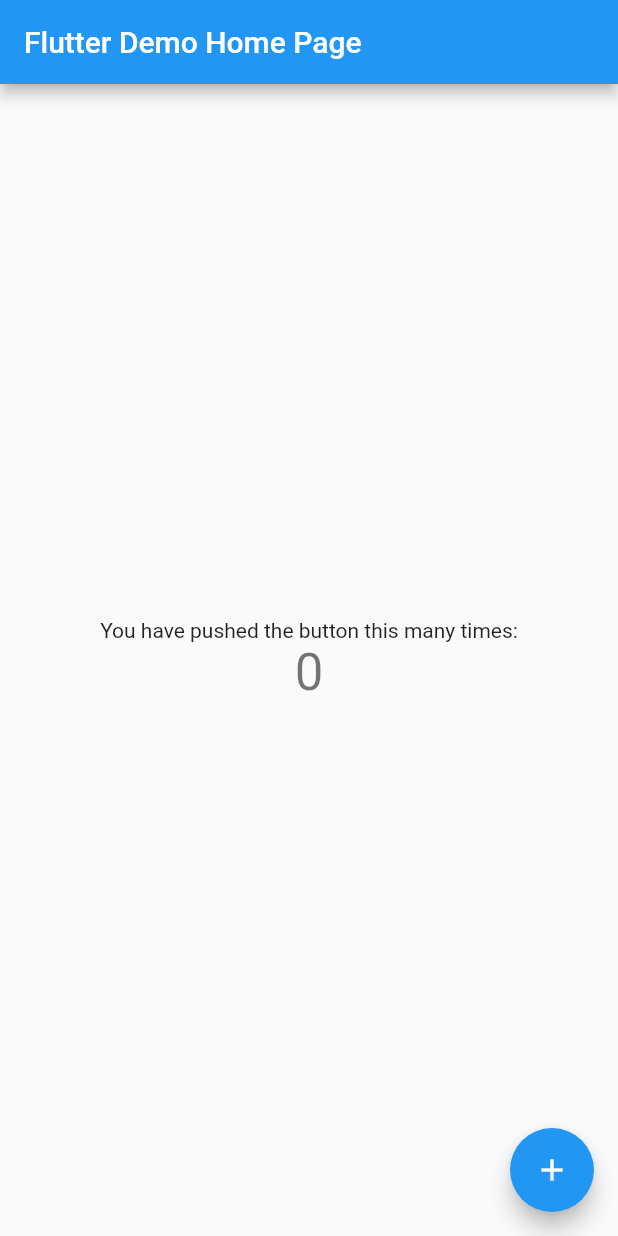
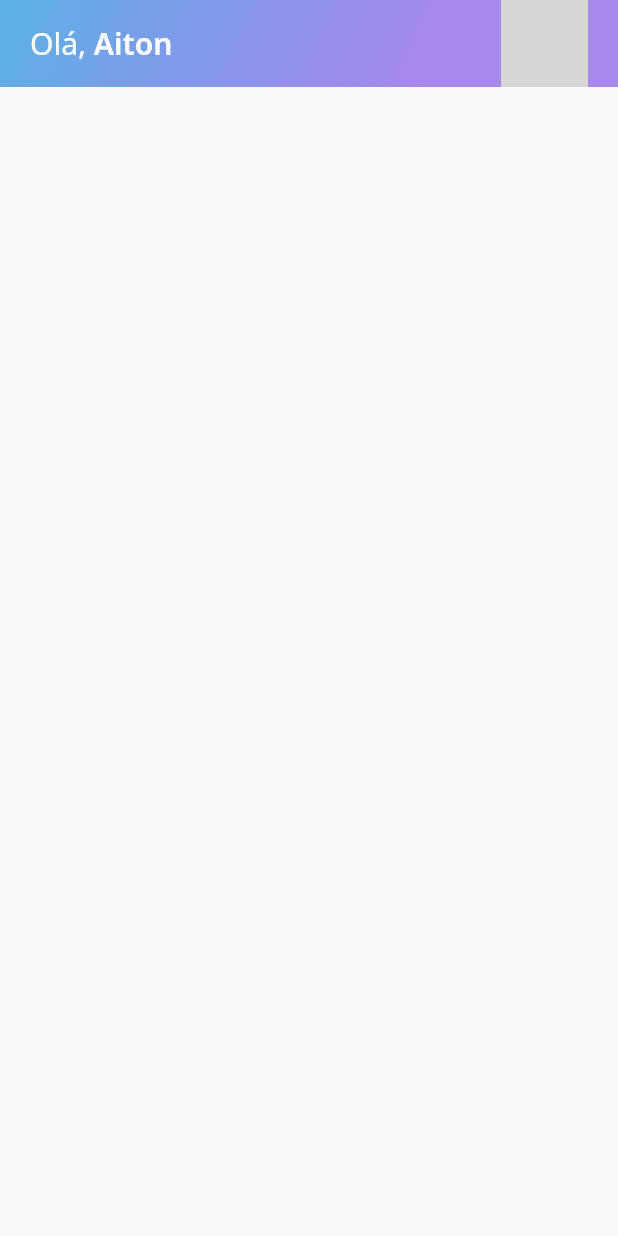
Before and after one commit to AitonDMT/devquiz, a Flutter app: the screen it shows after launch, on a phone screen of 412 x 824 dp. Run offline on Flutter 3.47's test engine with Material 2 defaults, Android fonts, the phone set to English and light mode, and no system bars; our stand-ins replace google_fonts; network calls fail; grey boxes are pictures that could not be loaded.

Commit message:
AppBar OK

```diff
--- a/lib/core/app_widget.dart
+++ b/lib/core/app_widget.dart
@@ -1,3 +1,5 @@
+import 'package:DevQuiz/home/home_page.dart';
+import 'package:DevQuiz/splash/splash_page.dart';
 import 'package:flutter/material.dart';
 
 class AppWidget extends StatelessWidget {
@@ -5,6 +7,7 @@ class AppWidget extends StatelessWidget {
   Widget build(BuildContext context) {
     return MaterialApp(
       title: "DevQuiz",
+      home: HomePage(),
     );
   }
 }
--- /dev/null
+++ b/lib/home/home_page.dart
@@ -0,0 +1,18 @@
+import 'package:DevQuiz/home/widgets/appbar/app_bar_widget.dart';
+import 'package:flutter/material.dart';
+
+class HomePage extends StatefulWidget {
+  HomePage({Key? key}) : super(key: key);
+
+  @override
+  _HomePageState createState() => _HomePageState();
+}
+
+class _HomePageState extends State<HomePage> {
+  @override
+  Widget build(BuildContext context) {
+    return Scaffold(
+      appBar: AppBarWidget(),
+    );
+  }
+}
--- /dev/null
+++ b/lib/home/widgets/appbar/app_bar_widget.dart
@@ -0,0 +1,42 @@
+import 'package:DevQuiz/core/app_gradients.dart';
+import 'package:DevQuiz/core/app_text_styles.dart';
+import 'package:flutter/material.dart';
+import 'package:flutter/rendering.dart';
+
+class AppBarWidget extends PreferredSize {
+  AppBarWidget()
+      : super(
+          preferredSize: Size.fromHeight(250),
+          child: Container(
+            decoration: BoxDecoration(gradient: AppGradients.linear),
+            child: Padding(
+              padding: const EdgeInsets.symmetric(horizontal: 20),
+              child: Row(
+                mainAxisAlignment: MainAxisAlignment.spaceBetween,
+                children: [
+                  Text.rich(TextSpan(
+                      text: "Olá, ",
+                      style: AppTextStyles.title,
+                      children: [
+                        TextSpan(
+                          text: "Aiton",
+                          style: AppTextStyles.titleBold,
+                        )
+                      ])),
+                  Container(
+                    width: 58,
+                    height: 58,
+                    decoration: BoxDecoration(
+                      borderRadius: BorderRadius.circular(10),
+                      image: DecorationImage(
+                        image: NetworkImage(
+                            "https://avatars.githubusercontent.com/u/2318120?s=60&v=4"),
+                      ),
+                    ),
+                  )
+                ],
+              ),
+            ),
+          ),
+        );
+}
--- a/lib/main.dart
+++ b/lib/main.dart
@@ -1,113 +1,18 @@
 import 'package:flutter/material.dart';
+
+import 'home/home_page.dart';
 
 void main() {
   runApp(MyApp());
 }
 
 class MyApp extends StatelessWidget {
-  // This widget is the root of your application.
   @override
   Widget build(BuildContext context) {
     return MaterialApp(
-      title: 'Flutter Demo',
-      theme: ThemeData(
-        // This is the theme of your application.
-        //
-        // Try running your application with "flutter run". You'll see the
-        // application has a blue toolbar. Then, without quitting the app, try
-        // changing the primarySwatch below to Colors.green and then invoke
-        // "hot reload" (press "r" in the console where you ran "flutter run",
-        // or simply save your changes to "hot reload" in a Flutter IDE).
-        // Notice that the counter didn't reset back to zero; the application
-        // is not restarted.
-        primarySwatch: Colors.blue,
-      ),
-      home: MyHomePage(title: 'Flutter Demo Home Page'),
+      title: 'DevQuiz',
+      debugShowCheckedModeBanner: false,
+      home: HomePage(),
     );
   }
 }
-
-class MyHomePage extends StatefulWidget {
-  MyHomePage({Key? key, this.title}) : super(key: key);
-
-  // This widget is the home page of your application. It is stateful, meaning
-  // that it has a State object (defined below) that contains fields that affect
-  // how it looks.
-
-  // This class is the configuration for the state. It holds the values (in this
-  // case the title) provided by the parent (in this case the App widget) and
-  // used by the build method of the State. Fields in a Widget subclass are
-  // always marked "final".
-
-  final String? title;
-
-  @override
-  _MyHomePageState createState() => _MyHomePageState();
-}
-
-class _MyHomePageState extends State<MyHomePage> {
-  int _counter = 0;
-
-  void _incrementCounter() {
-    setState(() {
-      // This call to setState tells the Flutter framework that something has
-      // changed in this State, which causes it to rerun the build method below
-      // so that the display can reflect the updated values. If we changed
-      // _counter without calling setState(), then the build method would not be
-      // called again, and so nothing would appear to happen.
-      _counter++;
-    });
-  }
-
-  @override
-  Widget build(BuildContext context) {
-    // This method is rerun every time setState is called, for instance as done
-    // by the _incrementCounter method above.
-    //
-    // The Flutter framework has been optimized to make rerunning build methods
-    // fast, so that you can just rebuild anything that needs updating rather
-    // than having to individually change instances of widgets.
-    return Scaffold(
-      appBar: AppBar(
-        // Here we take the value from the MyHomePage object that was created by
-        // the App.build method, and use it to set our appbar title.
-        title: Text(widget.title!),
-      ),
-      body: Center(
-        // Center is a layout widget. It takes a single child and positions it
-        // in the middle of the parent.
-        child: Column(
-          // Column is also a layout widget. It takes a list of children and
-          // arranges them vertically. By default, it sizes itself to fit its
-          // children horizontally, and tries to be as tall as its parent.
-          //
-          // Invoke "debug painting" (press "p" in the console, choose the
-          // "Toggle Debug Paint" action from the Flutter Inspector in Android
-          // Studio, or the "Toggle Debug Paint" command in Visual Studio Code)
-          // to see the wireframe for each widget.
-          //
-          // Column has various properties to control how it sizes itself and
-          // how it positions its children. Here we use mainAxisAlignment to
-          // center the children vertically; the main axis here is the vertical
-          // axis because Columns are vertical (the cross axis would be
-          // horizontal).
-          mainAxisAlignment: MainAxisAlignment.center,
-          children: <Widget>[
-            Text(
-              'You have pushed the button this many times:',
-            ),
-            Text(
-              '$_counter',
-              style: Theme.of(context).textTheme.headline4,
-            ),
-          ],
-        ),
-      ),
-      floatingActionButton: FloatingActionButton(
-        onPressed: _incrementCounter,
-        tooltip: 'Increment',
-        child: Icon(Icons.add),
-      ), // This trailing comma makes auto-formatting nicer for build methods.
-    );
-  }
-}
--- /dev/null
+++ b/lib/splash/splash_page.dart
@@ -0,0 +1,19 @@
+import 'package:DevQuiz/core/app_gradients.dart';
+import 'package:DevQuiz/core/app_images.dart';
+import 'package:flutter/material.dart';
+
+class SplashPage extends StatelessWidget {
+  @override
+  Widget build(BuildContext context) {
+    return Scaffold(
+      body: Container(
+        decoration: BoxDecoration(
+          gradient: AppGradients.linear,
+        ),
+        child: Center(
+          child: Image.asset(AppImages.logo),
+        ),
+      ),
+    );
+  }
+}
```
